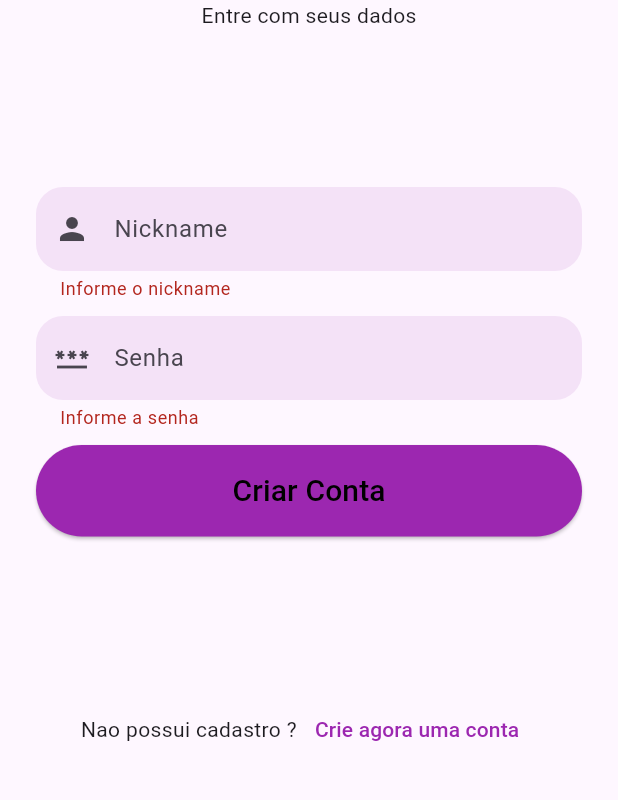
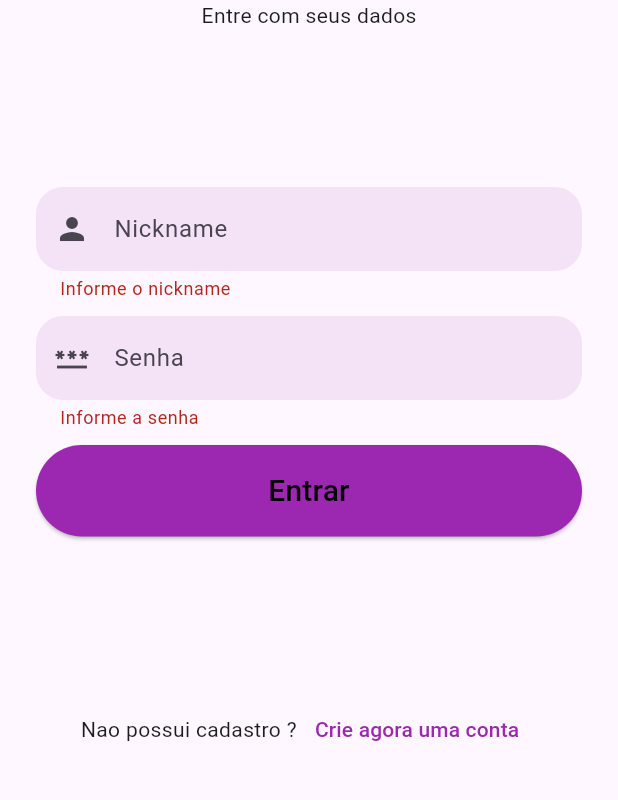
Before and after one commit to filizzolalucca/quiz_app_front_end_flutter, a Flutter app: the screen it shows after launch, on a phone screen of 412 x 824 dp, the part 278-1078 px from its top. Run offline on Flutter 3.47's test engine with Material 3 defaults, Android fonts, the phone set to English and light mode, and no system bars; our stand-ins replace get_it; accounts and stored records are empty.

Commit message:
implementando navegacao telas iniciais

```diff
--- a/quiz_teste/quiz/lib/modules/sign_in/views/sign_in_screen.dart
+++ b/quiz_teste/quiz/lib/modules/sign_in/views/sign_in_screen.dart
@@ -78,7 +78,7 @@ class LoginPage extends StatelessWidget {
             backgroundColor: Colors.purple,
           ),
           child: const Text(
-            "Criar Conta",
+            "Entrar",
             style: TextStyle(fontSize: 20, color: Colors.black),
           ),
         )
--- a/quiz_teste/quiz/lib/modules/sign_up/view_model/sign_up_view_model.dart
+++ b/quiz_teste/quiz/lib/modules/sign_up/view_model/sign_up_view_model.dart
@@ -1,4 +1,5 @@
 import 'package:flutter/material.dart';
+import 'package:quiz/utils/navigation_utils.dart';
 
 class SignUpViewModel extends ChangeNotifier {
   bool autoValidate = false;
@@ -89,4 +90,8 @@ class SignUpViewModel extends ChangeNotifier {
     }
     notifyListeners();
   }
+
+  navigateToLoginPage(BuildContext context) {
+    backPreviousPage(context);
+  }
 }
--- a/quiz_teste/quiz/lib/modules/sign_up/views/sign_up_screen.dart
+++ b/quiz_teste/quiz/lib/modules/sign_up/views/sign_up_screen.dart
@@ -64,7 +64,7 @@ class SignupPage extends StatelessWidget {
                   const Text("Ja tem uma conta ?"),
                   TextButton(
                       onPressed: () {
-                        signUpViewModel.sendForm();
+                        signUpViewModel.navigateToLoginPage(context);
                       },
                       child: const Text(
                         "Login",
--- a/quiz_teste/quiz/lib/utils/navigation_utils.dart
+++ b/quiz_teste/quiz/lib/utils/navigation_utils.dart
@@ -19,6 +19,10 @@ void openCreateAccount(BuildContext context) async {
   );
 }
 
+void backPreviousPage(BuildContext context) {
+  Navigator.pop(context);
+}
+
 void openUserDetails(BuildContext context, UserModel userModel) async {
   Navigator.push(
     context,
```
